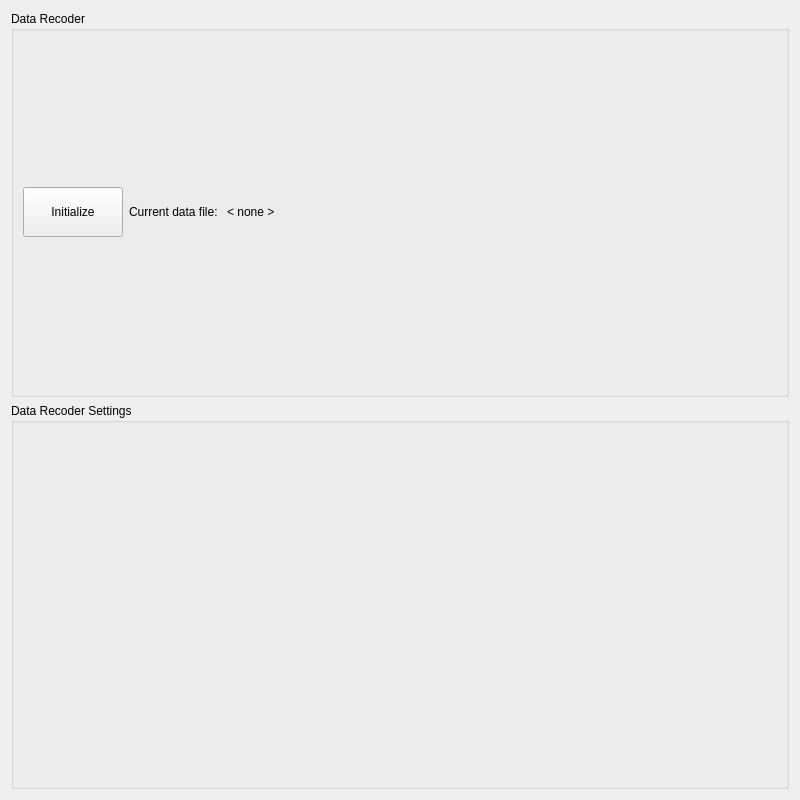
The window that modules/datarecorder/dialog/datarecorder.ui (tud-hri/joan) describes before a commit, drawn with Qt 5.
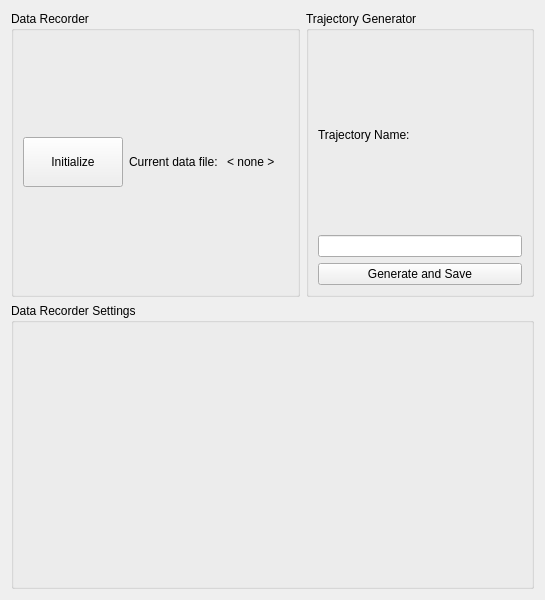
The same window after the commit.

```diff
--- a/modules/datarecorder/dialog/datarecorder.ui
+++ b/modules/datarecorder/dialog/datarecorder.ui
@@ -6,8 +6,8 @@
             <rect>
                 <x>0</x>
                 <y>0</y>
-                <width>800</width>
-                <height>800</height>
+    <width>545</width>
+    <height>600</height>
             </rect>
         </property>
         <property name="minimumSize">
@@ -19,16 +19,24 @@
         <property name="windowTitle">
             <string>Data Recorder</string>
         </property>
-        <layout class="QVBoxLayout" name="verticalLayout_0">
-            <item>
+  <layout class="QGridLayout" name="gridLayout">
+   <item row="2" column="0" colspan="2">
+    <widget class="QGroupBox" name="grpBoxDataRecorderSettings">
+     <property name="title">
+      <string>Data Recorder Settings</string>
+     </property>
+     <layout class="QVBoxLayout" name="verticalLayout_items"/>
+    </widget>
+   </item>
+   <item row="0" column="0">
                 <widget class="QGroupBox" name="grpBoxDataRecorder">
                     <property name="title">
-                        <string>Data Recoder</string>
+      <string>Data Recorder</string>
                     </property>
                     <layout class="QGridLayout" name="gridLayout_2">
-                        <item row="0" column="3">
+      <item row="0" column="2">
                             <layout class="QVBoxLayout" name="verticalLayout_2">
-                                <item alignment="Qt::AlignRight|Qt::AlignCenter">
+        <item alignment="Qt::AlignRight">
                                     <widget class="QLabel" name="lbl_message_recorder">
                                         <property name="text">
                                             <string>&lt;Message&gt;</string>
@@ -37,6 +45,19 @@
                                 </item>
                             </layout>
                         </item>
+      <item row="0" column="0">
+       <widget class="QPushButton" name="btn_initialize">
+        <property name="minimumSize">
+         <size>
+          <width>100</width>
+          <height>50</height>
+         </size>
+        </property>
+        <property name="text">
+         <string>Initialize</string>
+        </property>
+       </widget>
+      </item>
                         <item row="0" column="1">
                             <layout class="QHBoxLayout" name="horizontalLayout_3">
                                 <item>
@@ -55,41 +76,39 @@
                                 </item>
                             </layout>
                         </item>
-                        <item row="0" column="0">
-                            <widget class="QPushButton" name="btn_initialize">
-                                <property name="minimumSize">
-                                    <size>
-                                        <width>100</width>
-                                        <height>50</height>
-                                    </size>
-                                </property>
-                                <property name="text">
-                                    <string>Initialize</string>
-                                </property>
-                            </widget>
-                        </item>
-                        <item row="0" column="2">
-                            <spacer name="horizontalSpacer">
-                                <property name="orientation">
-                                    <enum>Qt::Horizontal</enum>
-                                </property>
-                                <property name="sizeHint" stdset="0">
-                                    <size>
-                                        <width>40</width>
-                                        <height>20</height>
-                                    </size>
-                                </property>
-                            </spacer>
-                        </item>
                     </layout>
                 </widget>
             </item>
-            <item>
-                <widget class="QGroupBox" name="grpBoxDataRecorderSettings">
+   <item row="0" column="1">
+    <widget class="QGroupBox" name="grpBoxTrajectoryGenerator">
+     <property name="sizePolicy">
+      <sizepolicy hsizetype="Preferred" vsizetype="Preferred">
+       <horstretch>0</horstretch>
+       <verstretch>0</verstretch>
+      </sizepolicy>
+     </property>
                     <property name="title">
-                        <string>Data Recoder Settings</string>
-                    </property>
-                    <layout class="QVBoxLayout" name="verticalLayout_items"></layout>
+      <string>Trajectory Generator</string>
+     </property>
+     <layout class="QGridLayout" name="gridLayout_3">
+      <item row="1" column="1">
+       <widget class="QLineEdit" name="line_trajectory_name"/>
+      </item>
+      <item row="0" column="1">
+       <widget class="QLabel" name="label_trajectory_name">
+        <property name="text">
+         <string>Trajectory Name:</string>
+        </property>
+       </widget>
+      </item>
+      <item row="2" column="1">
+       <widget class="QPushButton" name="btn_generate_trajectory">
+        <property name="text">
+         <string>Generate and Save</string>
+        </property>
+       </widget>
+      </item>
+     </layout>
                 </widget>
             </item>
         </layout>
```
Lines whose indentation alone changed are shown as unchanged.
